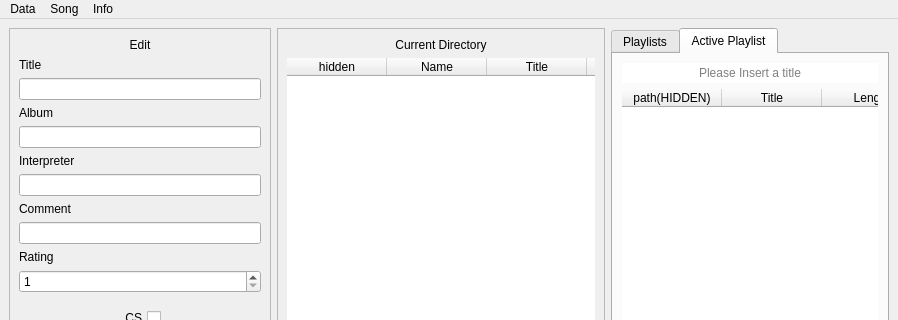
Old version of the form GUI.ui in the repository cedi4155476/musicmanager; both pictures show x 0 to 898 and y 0 to 320 of the 898 by 720 pixel window.
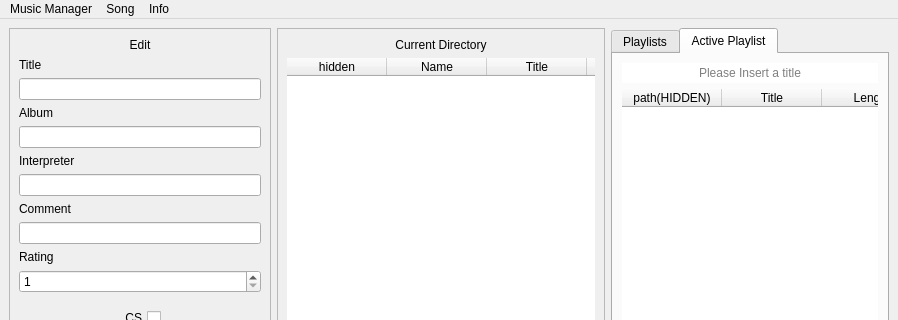
New version of the form. Icons and pictures are not drawn. Custom widgets are drawn as their Qt base class.

Patch:
```diff
--- a/GUI.ui
+++ b/GUI.ui
@@ -1051,7 +1051,7 @@
    </property>
    <widget class="QMenu" name="menuDatei">
     <property name="title">
-     <string>Data</string>
+     <string>Music Manager</string>
     </property>
     <addaction name="actionRefresh"/>
     <addaction name="actionVerzeichnis_wechseln"/>
```
Left out of the diff: 4 changed lines with no effect on the pictures.
